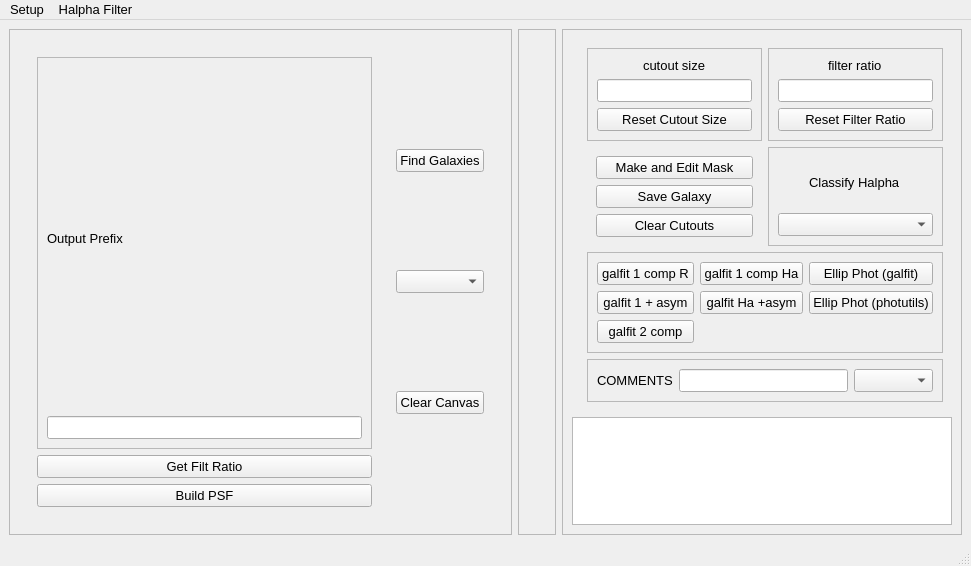
Qt form halphav5.ui (rfinn/halphagui) before a commit.
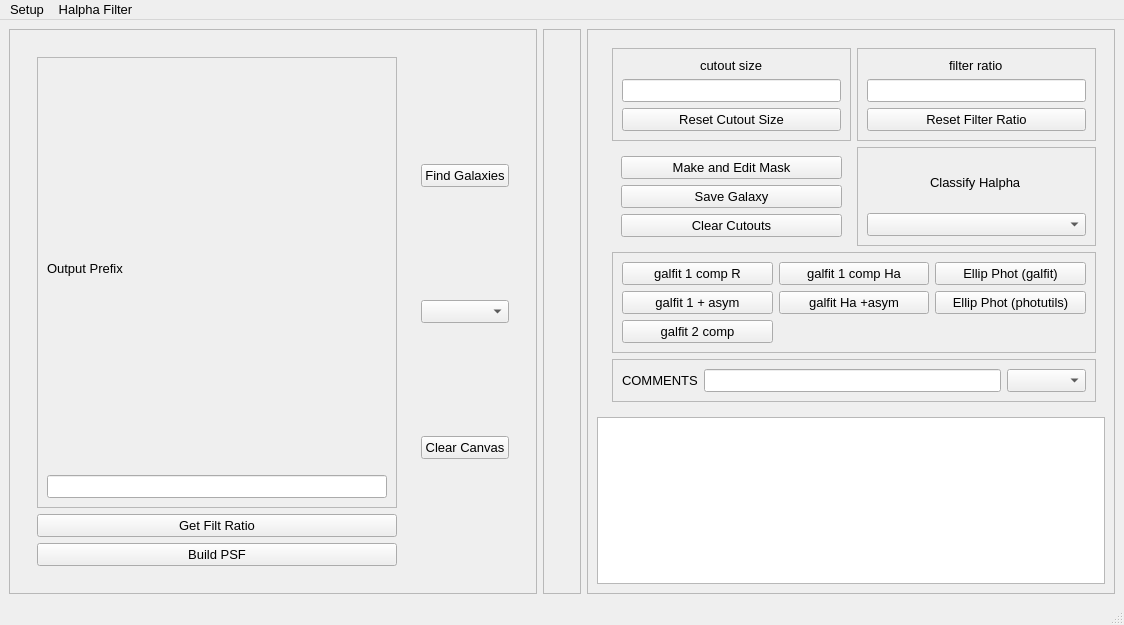
The same form after that commit.

```diff
--- a/halphav5.ui
+++ b/halphav5.ui
@@ -6,8 +6,8 @@
    <rect>
     <x>0</x>
     <y>0</y>
-    <width>971</width>
-    <height>566</height>
+    <width>1124</width>
+    <height>625</height>
    </rect>
   </property>
   <property name="font">
@@ -364,8 +364,8 @@
     <rect>
      <x>0</x>
      <y>0</y>
-     <width>971</width>
-     <height>20</height>
+     <width>1124</width>
+     <height>22</height>
     </rect>
    </property>
    <widget class="QMenu" name="menuSetup">
```
Left out of the diff: 9 changed lines with no effect on the pictures.
